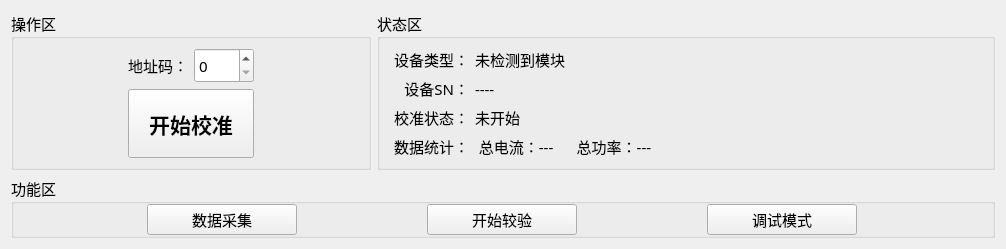
ChinaClever/PDU-CalibrateTool, file PDU-CalibrateTool/home/home_workwid.ui: the form before one commit.
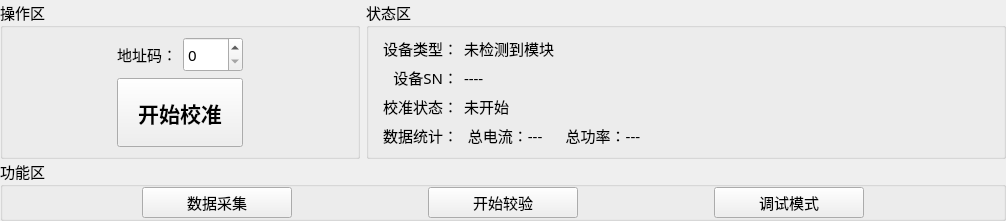
The form after the commit.

The edit to the form file:
```diff
--- a/PDU-CalibrateTool/home/home_workwid.ui
+++ b/PDU-CalibrateTool/home/home_workwid.ui
@@ -20,6 +20,24 @@
    <string>Form</string>
   </property>
   <layout class="QGridLayout" name="gridLayout_4">
+   <property name="leftMargin">
+    <number>0</number>
+   </property>
+   <property name="topMargin">
+    <number>0</number>
+   </property>
+   <property name="rightMargin">
+    <number>0</number>
+   </property>
+   <property name="bottomMargin">
+    <number>0</number>
+   </property>
+   <property name="horizontalSpacing">
+    <number>6</number>
+   </property>
+   <property name="verticalSpacing">
+    <number>0</number>
+   </property>
    <item row="0" column="0">
     <widget class="QGroupBox" name="groupBox">
      <property name="maximumSize">
```
